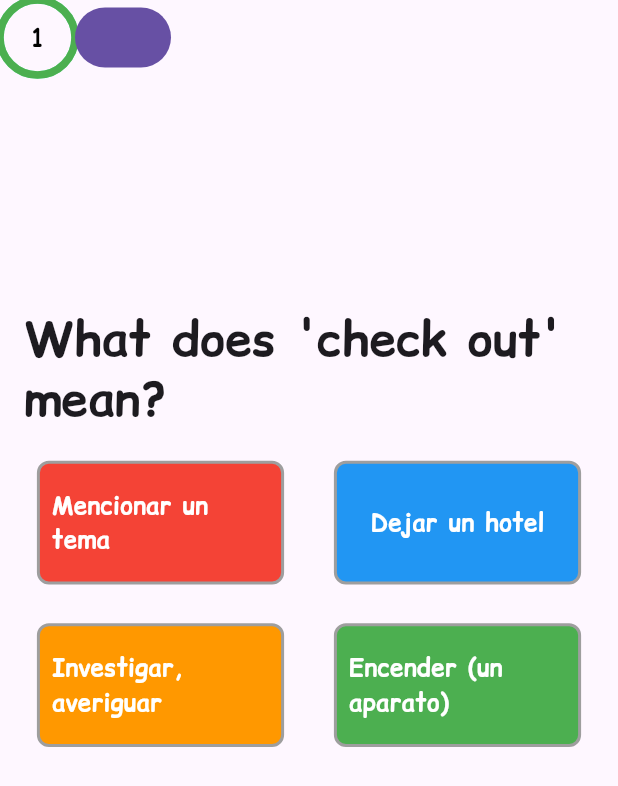
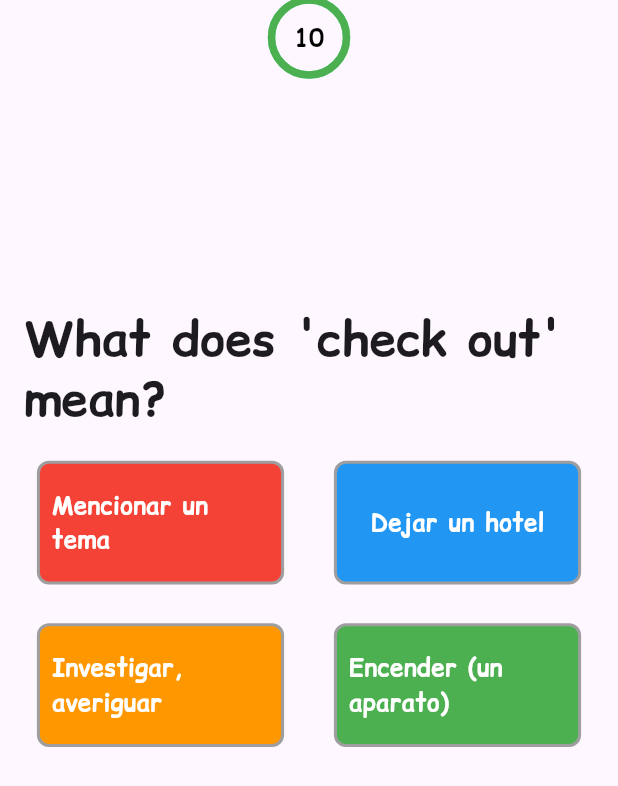
Before and after one commit to holamellamoyago/Flutter-YagoOteroMartinez, a Flutter app: the screen it shows after launch, on a phone screen of 412 x 824 dp. Shown: the top 786 px of the screen. Run offline on Flutter 3.47's test engine with Material 3 defaults, Android fonts, the light colour scheme and no system bars; drawn by our look-alikes of carousel_slider, circular_countdown_timer; our stand-ins replace animate_do, blurrycontainer, cloud_firestore, dio, firebase_auth, firebase_core and 13 more; missing offline and left inert: animated_icon_button, custom_clippers, dart:ffi, dynamic_background; accounts and stored records are empty.

Commit message:
Pequeños cambios entre el timer y el porovider

```diff
--- a/english_mvvm_provider_clean/lib/data/view/game_timer_widget.dart
+++ b/english_mvvm_provider_clean/lib/data/view/game_timer_widget.dart
@@ -10,24 +10,18 @@ class GameTimerWidget extends StatelessWidget {
   Widget build(BuildContext context) {
     var clockProvider = context.watch<ClockViewmodel>();
 
-    return Row(
-      children: [
-        CircularCountDownTimer(
+    return CircularCountDownTimer(
       controller: clockProvider.countDownController,
       onComplete: () => clockProvider.openDialog(context),
       onChange: (value) => clockProvider.onChangeCountdowm(value),
       width: 50,
       height: 50,
-          duration: 1,
+      duration: clockProvider.segundos,
       fillColor: clockProvider.fillColor,
       ringColor: clockProvider.ringColor,
       isReverse: true,
       isReverseAnimation: true,
       strokeCap: StrokeCap.butt,
-        ),
-        FilledButton(onPressed: () =>
-        clockProvider.openDialog(context), child: Text(""))
-      ],
     );
   }
 }
```
Lines whose indentation alone changed are shown as unchanged.
